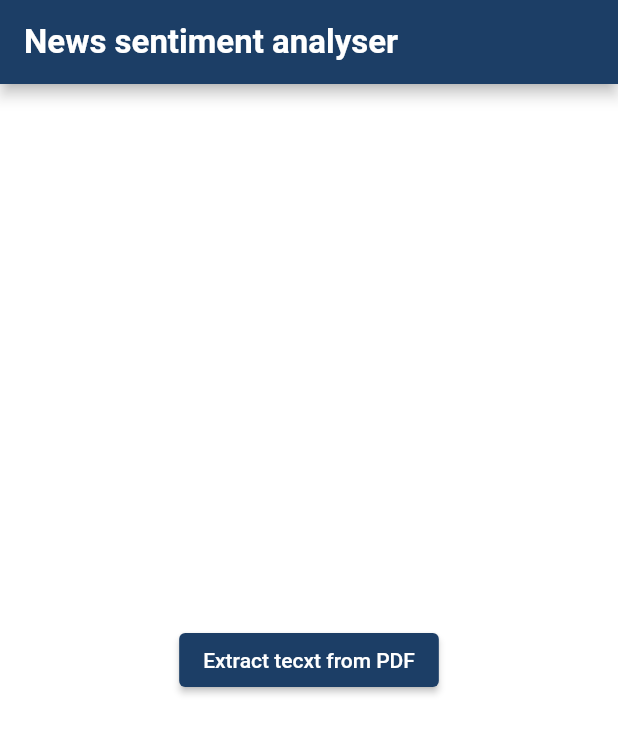
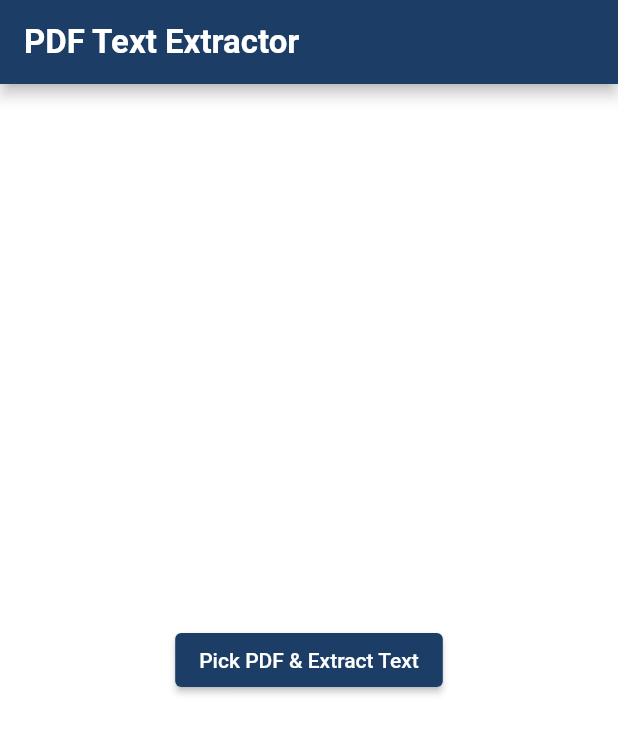
Before and after one commit to beleir101/news_sentiment, a Flutter app: the screen it shows after launch, on a phone screen of 412 x 824 dp. Shown: the top 734 px of the screen. Run offline on Flutter 3.47's test engine with Material 3 defaults, Android fonts, the phone set to English and light mode, and no system bars; our stand-ins replace file_picker; missing offline and left inert: syncfusion_flutter_pdf.

```diff
--- a/mobile_ui/lib/main.dart
+++ b/mobile_ui/lib/main.dart
@@ -1,36 +1,64 @@
+import 'dart:io';
+import 'dart:typed_data';
+import 'package:file_picker/file_picker.dart';
 import 'package:flutter/material.dart';
 import 'package:mobile_ui/theme/app_theme.dart';
-import 'package:syncfusion_flutter_pdf/pdf.dart'; // this will help with text extraction from the pdf
+import 'package:syncfusion_flutter_pdf/pdf.dart';
 
 void main() {
   runApp(const MyApp());
 }
 
+void _extractText(BuildContext context) async {
+  FilePickerResult? result = await FilePicker.platform.pickFiles(
+    type: FileType.custom,
+    allowedExtensions: ['pdf'],
+  );
+
+  if (result != null) {
+    try {
+      Uint8List? fileBytes = result.files.first.bytes;
+      String fileName = result.files.first.name;
+
+      if (fileBytes != null) {
+        print("Loading PDF: $fileName");
+
+        PdfDocument document = PdfDocument(inputBytes: fileBytes);
+        PdfTextExtractor extractor = PdfTextExtractor(document);
+        String text = extractor.extractText();
+        document.dispose();
+
+        print(text);
+      } else {
+        print("Error: Could not read file data.");
+      }
+    } catch (e) {
+      print("Error extracting text: $e");
+    }
+  } else {
+    print("File picker canceled");
+  }
+}
+
 class MyApp extends StatelessWidget {
   const MyApp({super.key});
+
+  @override
   Widget build(BuildContext context) {
     return MaterialApp(
       debugShowCheckedModeBanner: false,
-      title: "News Sentiment analyser",
+      title: "PDF Text Extractor",
       theme: AppTheme.light,
       darkTheme: AppTheme.dark,
       themeMode: ThemeMode.light,
       home: Scaffold(
         appBar: AppBar(
-          title: const Text('News sentiment analyser'),
+          title: const Text('PDF Text Extractor'),
         ),
         body: Center(
-          child: Column(
-            mainAxisAlignment: MainAxisAlignment.center,
-            children: [
-              ElevatedButton(
-                child: const Text(
-                  'Extract tecxt from PDF',
-                  style: TextStyle(color: Colors.white),
-                ),
-                onPressed: () => {},
-              ),
-            ],
+          child: ElevatedButton(
+            onPressed: () => _extractText(context),
+            child: const Text('Pick PDF & Extract Text'),
           ),
         ),
       ),
--- a/mobile_ui/pubspec.yaml
+++ b/mobile_ui/pubspec.yaml
@@ -57,7 +57,6 @@ flutter:
   # included with your application, so that you can use the icons in
   # the material Icons class.
   uses-material-design: true
-
   # To add assets to your application, add an assets section, like this:
   # assets:
   #   - images/a_dot_burr.jpeg
```
